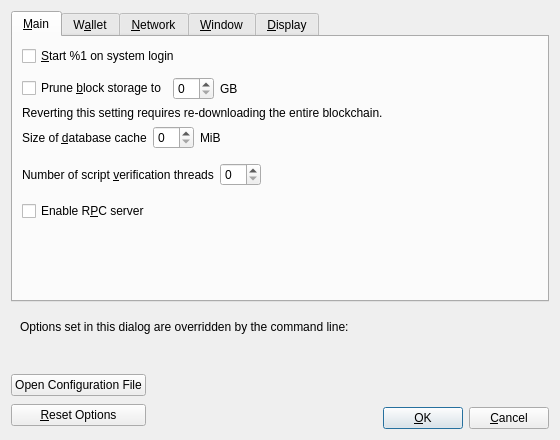
This is src/qt/forms/optionsdialog.ui in Qogecoin/Qogecoin as Qt 5 draws it before an edit. The edited form follows.
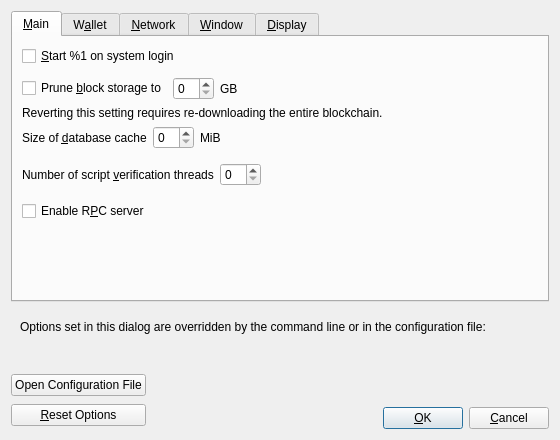
This is the edited form. Custom widgets are drawn as their Qt base class.

Patch:
```diff
--- a/src/qt/forms/optionsdialog.ui
+++ b/src/qt/forms/optionsdialog.ui
@@ -896,7 +896,7 @@
         <item>
          <widget class="QLabel" name="overriddenByCommandLineInfoLabel">
           <property name="text">
-           <string>Options set in this dialog are overridden by the command line:</string>
+           <string>Options set in this dialog are overridden by the command line or in the configuration file:</string>
           </property>
           <property name="textFormat">
            <enum>Qt::PlainText</enum>
```
